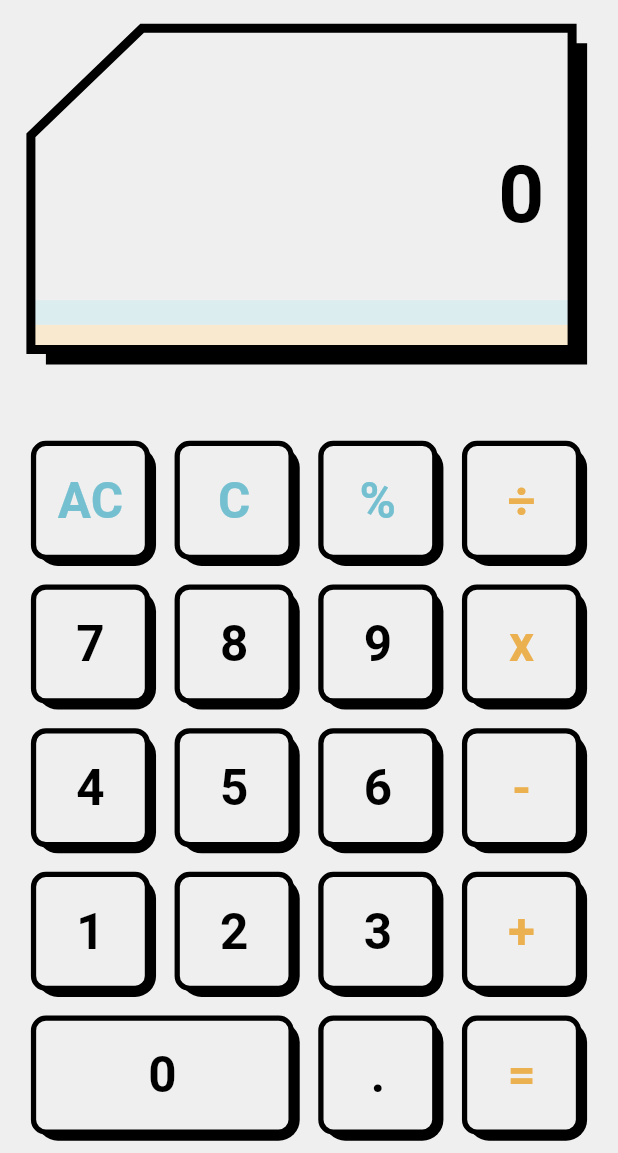
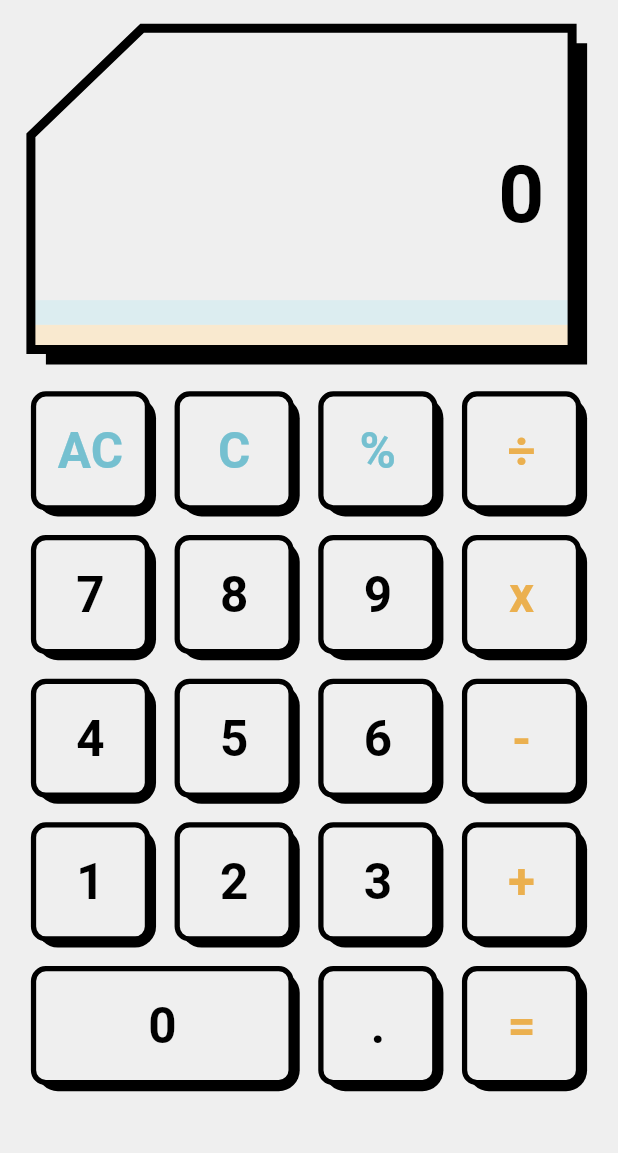
Before and after one commit to recepsenoglu/flutter_calculator, a Flutter app: the screen it shows after launch, on a phone screen of 412 x 824 dp, the part 83-1236 px from its top. Run offline on Flutter 3.47's test engine with Material 3 defaults, Android fonts, the phone set to English and light mode, and no system bars; our stand-ins replace google_fonts, shared_preferences; Roboto replaces fonts that are missing (Michroma).

Commit message:
keypad sizes fixed

```diff
--- a/lib/feature/calculator_view.dart
+++ b/lib/feature/calculator_view.dart
@@ -21,7 +21,7 @@ class _CalculatorViewState extends State<CalculatorView> {
       child: const Scaffold(
         appBar: CalculatorAppBar(),
         body: Column(
-          mainAxisAlignment: MainAxisAlignment.spaceBetween,
+          mainAxisAlignment: MainAxisAlignment.start,
           children: [
             ScreenWidget(),
             CalculatorKeypad(),
--- a/lib/product/widgets/calculator_keypad.dart
+++ b/lib/product/widgets/calculator_keypad.dart
@@ -16,26 +16,27 @@ class CalculatorKeypad extends StatelessWidget {
     double crossAxisSpacing = mainAxisSpacing;
 
     double maxWidth = AppSizes.getWidth(0.95);
-    double maxHeight = AppSizes.getHeight(0.61);
+    double maxHeight = AppSizes.getHeight(0.6);
     int columns = 4;
     int rows = 5;
 
     double gridWidth = maxWidth - (crossAxisSpacing * (columns - 1));
     double buttonHeight = gridWidth / columns;
-    double keypadHeight = buttonHeight * 5 + (mainAxisSpacing * 4);
+    double keypadHeight = buttonHeight * rows + (mainAxisSpacing * (rows - 1));
 
     if (keypadHeight > maxHeight) {
-      double mainAxisSpacings = mainAxisSpacing * (columns - 1);
+      double mainAxisSpacings = mainAxisSpacing * (rows - 1);
       double newButtonHeight = (maxHeight - mainAxisSpacings) / rows;
+
       mainAxisCellCount = newButtonHeight / buttonHeight;
     }
 
     return SizedBox(
       height: maxHeight,
-      child: Padding(
-        padding: AppSizes.getSymmetricPadding(0.05, 0.01),
       child: Container(
         width: double.infinity,
+        margin: AppSizes.getHorizontalPadding(0.05)
+            .copyWith(bottom: AppSizes.getHeight(0.02)),
         alignment: Alignment.bottomCenter,
         child: StaggeredGrid.count(
           crossAxisCount: 4,
@@ -43,8 +44,7 @@ class CalculatorKeypad extends StatelessWidget {
           crossAxisSpacing: crossAxisSpacing,
           children: List.generate(19, (index) {
             final String keyLabel = CalculatorKeys.keys.keys.toList()[index];
-              final KeyType keyType =
-                  CalculatorKeys.keys.values.toList()[index];
+            final KeyType keyType = CalculatorKeys.keys.values.toList()[index];
 
             return StaggeredGridTile.count(
               crossAxisCellCount: index == 16 ? 2 : 1,
@@ -57,7 +57,6 @@ class CalculatorKeypad extends StatelessWidget {
           }),
         ),
       ),
-      ),
     );
   }
 }
--- a/lib/product/widgets/screen_widget.dart
+++ b/lib/product/widgets/screen_widget.dart
@@ -25,9 +25,9 @@ class ScreenWidget extends StatelessWidget {
       }
     }
 
-    return Padding(
-      padding: AppSizes.getHorizontalPadding(0.05)
-          .copyWith(top: AppSizes.getHeight(0.01)),
+    return Container(
+      margin: AppSizes.getSymmetricPadding(0.05, 0.01)
+          .copyWith(bottom: AppSizes.getHeight(0.02)),
       child: Stack(
         children: [
           CustomPaint(
```
Lines whose indentation alone changed are shown as unchanged.
